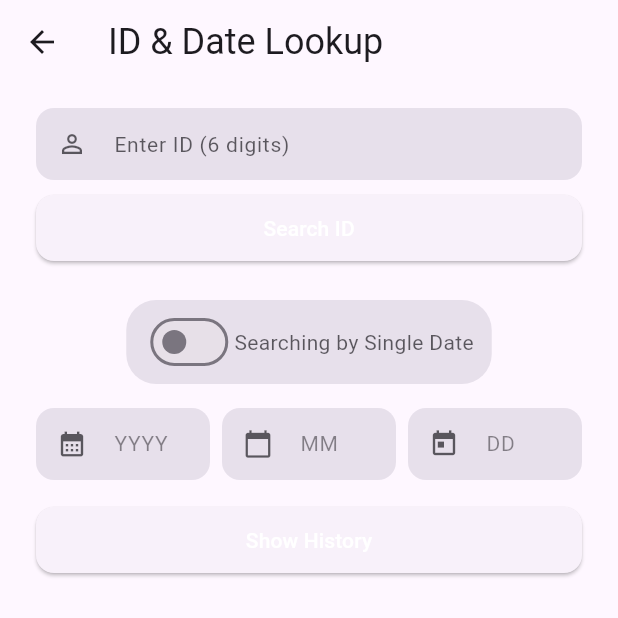
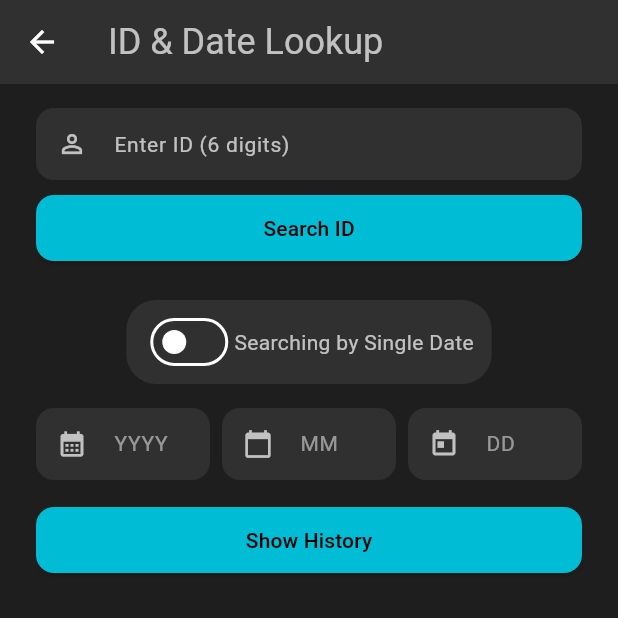
Before and after one commit to BasharAbuLeil/W25_presenceMonitoring, a Flutter app: the IDLoginPage screen opened by its route, on a phone screen of 412 x 824 dp, the top half of it. Run offline on Flutter 3.47's test engine with Material 3 defaults, Android fonts, the phone set to English and light mode, and no system bars; our stand-ins replace cloud_firestore, firebase_auth, firebase_core; accounts and stored records are empty.

Commit message:
Update main.dart

```diff
--- a/lib/main.dart
+++ b/lib/main.dart
@@ -1,17 +1,125 @@
 import 'package:flutter/material.dart';
-import 'package:firebase_core/firebase_core.dart'; // Import firebase_core
-import 'firebase_options.dart'; // Import the generated options
+import 'package:firebase_core/firebase_core.dart';
+import 'package:provider/provider.dart';
+import 'firebase_options.dart';
 import 'login_page.dart';
 import 'id_login_page.dart';
 import 'session_data.dart';
 import 'homepage.dart';
 
+// Theme constants and provider
+class AppTheme {
+  static const Color accentColor = Color(0xFF00BCD4);
+
+  static final ThemeData lightTheme = ThemeData(
+    useMaterial3: true,
+    brightness: Brightness.light,
+    colorScheme: const ColorScheme.light(
+      primary: Colors.blue,
+      secondary: accentColor,
+      background: Colors.white,
+      surface: Colors.white,
+      onBackground: Colors.black,
+      onSurface: Colors.black87,
+    ),
+    appBarTheme: const AppBarTheme(
+      backgroundColor: Colors.white,
+      foregroundColor: Colors.black,
+      elevation: 0,
+    ),
+    elevatedButtonTheme: ElevatedButtonThemeData(
+      style: ElevatedButton.styleFrom(
+        backgroundColor: accentColor,
+        foregroundColor: Colors.white,
+        shape: RoundedRectangleBorder(
+          borderRadius: BorderRadius.all(Radius.circular(12)),
+        ),
+      ),
+    ),
+    // ------------------- UPDATED HERE -------------------
+    // We changed fillColor to a light teal to differentiate from white
+    inputDecorationTheme: InputDecorationTheme(
+      filled: true,
+      fillColor: Color(0xFF747474), // Light teal (was Colors.grey[100])
+      border: const OutlineInputBorder(
+        borderRadius: BorderRadius.all(Radius.circular(12)),
+        borderSide: BorderSide.none,
+      ),
+      focusedBorder: const OutlineInputBorder(
+        borderRadius: BorderRadius.all(Radius.circular(12)),
+        borderSide: BorderSide(color: accentColor),
+      ),
+    ),
+  );
+
+  static final ThemeData darkTheme = ThemeData(
+    useMaterial3: true,
+    brightness: Brightness.dark,
+    colorScheme: const ColorScheme.dark(
+      primary: Colors.indigo,
+      secondary: accentColor,
+      background: Color(0xFF1E1E1E),
+      surface: Color(0xFF303030),
+      onBackground: Colors.white,
+      onSurface: Colors.white70,
+    ),
+    scaffoldBackgroundColor: const Color(0xFF1E1E1E),
+    appBarTheme: const AppBarTheme(
+      backgroundColor: Color(0xFF303030),
+      foregroundColor: Colors.white,
+      elevation: 0,
+    ),
+    elevatedButtonTheme: ElevatedButtonThemeData(
+      style: ElevatedButton.styleFrom(
+        backgroundColor: accentColor,
+        foregroundColor: Colors.white,
+        shape: RoundedRectangleBorder(
+          borderRadius: BorderRadius.all(Radius.circular(12)),
+        ),
+      ),
+    ),
+    // Dark theme is fine, but you can tweak fillColor if you want it more teal
+    inputDecorationTheme: InputDecorationTheme(
+      filled: true,
+      fillColor: Color(0xFF424242),
+      border: const OutlineInputBorder(
+        borderRadius: BorderRadius.all(Radius.circular(12)),
+        borderSide: BorderSide.none,
+      ),
+      focusedBorder: const OutlineInputBorder(
+        borderRadius: BorderRadius.all(Radius.circular(12)),
+        borderSide: BorderSide(color: accentColor),
+      ),
+    ),
+  );
+}
+
+class ThemeProvider with ChangeNotifier {
+  ThemeMode _themeMode = ThemeMode.dark;
+
+  ThemeMode get themeMode => _themeMode;
+
+  void toggleTheme() {
+    _themeMode =
+    _themeMode == ThemeMode.dark ? ThemeMode.light : ThemeMode.dark;
+    notifyListeners();
+  }
+
+  bool get isDarkMode => _themeMode == ThemeMode.dark;
+}
+
 void main() async {
-  WidgetsFlutterBinding.ensureInitialized(); // Required for Firebase
+  WidgetsFlutterBinding.ensureInitialized();
   await Firebase.initializeApp(
     options: DefaultFirebaseOptions.currentPlatform,
   );
-  runApp(const MyApp());
+
+  runApp(
+    ChangeNotifierProvider(
+      create: (_) => ThemeProvider(),
+      child: const MyApp(),
+    ),
+  );
 }
 
 class MyApp extends StatelessWidget {
@@ -19,19 +127,22 @@ class MyApp extends StatelessWidget {
 
   @override
   Widget build(BuildContext context) {
-    return MaterialApp(
-      title: 'Flutter Demo',
-      theme: ThemeData(
-        colorScheme: ColorScheme.fromSeed(seedColor: Colors.deepPurple),
-        useMaterial3: true,
-      ),
-      debugShowCheckedModeBanner: false, // Added this line to remove the debug banner
-      initialRoute: '/', // Start with the login page
-      routes: {
-        '/': (context) => const LoginPage(),
-        '/id_login': (context) => const IDLoginPage(),
-        // '/profile': (context) => const ProfilePage(userID: '',), // No need for a direct route with a static userID
-        '/home': (context) => const MyHomePage(title: 'Flutter Demo Home Page'),
+    return Consumer<ThemeProvider>(
+      builder: (context, themeProvider, child) {
+        return MaterialApp(
+          title: 'Flutter Demo',
+          theme: AppTheme.lightTheme,
+          darkTheme: AppTheme.darkTheme,
+          themeMode: themeProvider.themeMode,
+          debugShowCheckedModeBanner: false,
+          initialRoute: '/',
+          routes: {
+            '/': (context) => const LoginPage(),
+            '/id_login': (context) => const IDLoginPage(),
+            '/home': (context) =>
+            const MyHomePage(title: 'Flutter Demo Home Page'),
+          },
+        );
       },
     );
   }
```
